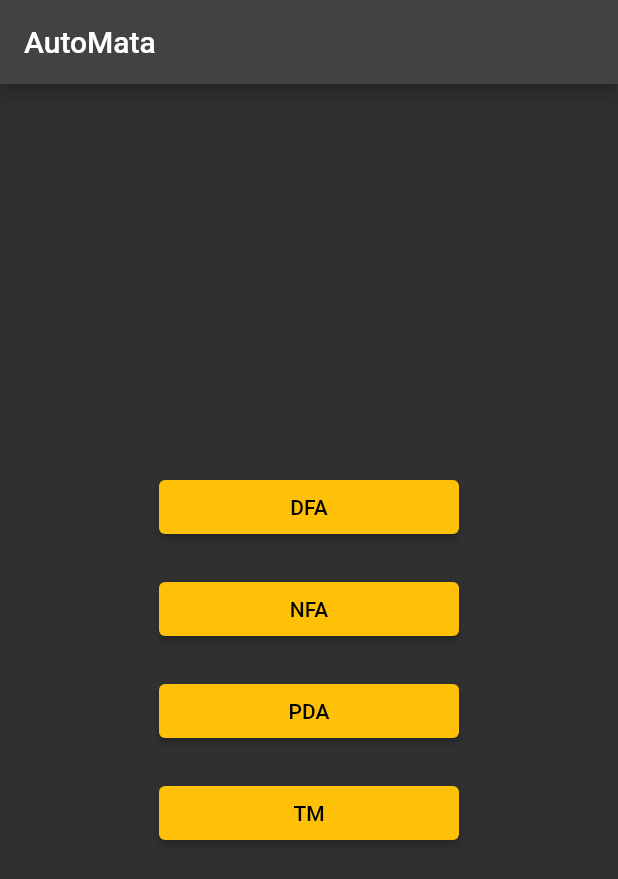
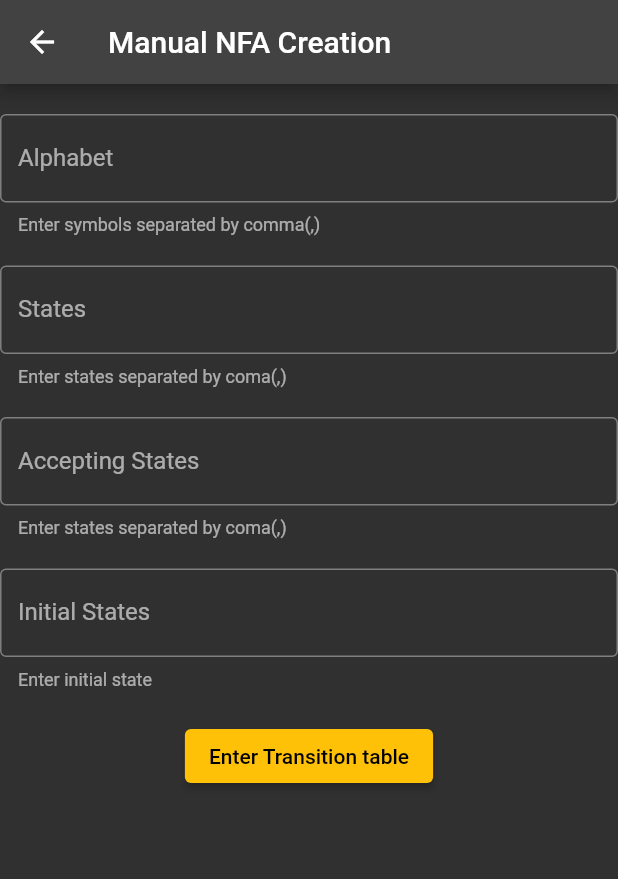
Before and after one commit to DevUt/AutoMata, a Flutter app: the screen it shows after launch, after a tap on "NFA", on a phone screen of 412 x 824 dp. Shown: the top 879 px of the screen. Run offline on Flutter 3.47's test engine with Material 2 defaults, Android fonts, the phone set to English and light mode, and no system bars; missing offline and left inert: automata_library, linked_scroll_controller.

Commit message:
Added NFA and it's functionality

```diff
--- /dev/null
+++ b/lib/NFA/creation/nfa_create_manual.dart
@@ -0,0 +1,128 @@
+import 'package:flutter/material.dart';
+import 'package:automata/NFA/creation/nfa_enter_transition_table.dart';
+
+class NFACreateManual extends StatefulWidget {
+  const NFACreateManual({super.key});
+
+  @override
+  State<NFACreateManual> createState() => _NFACreateManualState();
+}
+
+class _NFACreateManualState extends State<NFACreateManual> {
+  @override
+  Widget build(BuildContext context) {
+    return Scaffold(
+      appBar: AppBar(
+        title: const Text("Manual NFA Creation"),
+      ),
+      body: SingleChildScrollView(
+        scrollDirection: Axis.vertical,
+        child: Column(
+          children: [
+            const SizedBox(
+              height: 20,
+            ),
+            alphabetInput(),
+            const SizedBox(
+              height: 20,
+            ),
+            stateInput(),
+            const SizedBox(
+              height: 20,
+            ),
+            acceptingStateInput(),
+            const SizedBox(
+              height: 20,
+            ),
+            initialStateInput(),
+            const SizedBox(
+              height: 20,
+            ),
+            enterTransitionFunctionButton(),
+          ],
+        ),
+      ),
+    );
+  }
+
+  ///Controller for alphabet input
+  final alphabetInputController_ = TextEditingController();
+
+  ///Controller for state Input
+  final stateInputController_ = TextEditingController();
+
+  ///Controller for accepting state input
+  final acceptingStateInputController_ = TextEditingController();
+
+  ///Controller for accepting state input
+  final initialStateInputController_ = TextEditingController();
+
+  /// TextFormField for alphabet of the NFA. Currently we expect a comma
+  /// separated list of symbols.
+  Widget alphabetInput() {
+    return TextFormField(
+      controller: alphabetInputController_,
+      decoration: const InputDecoration(
+        labelText: "Alphabet",
+        helperText: "Enter symbols separated by comma(,)",
+        border: OutlineInputBorder(),
+      ),
+    );
+  }
+
+  /// TextFormField for states of the NFA. Currently we expect a comma
+  /// separated list of symbols
+  Widget stateInput() {
+    return TextFormField(
+      controller: stateInputController_,
+      decoration: const InputDecoration(
+        labelText: "States",
+        helperText: "Enter states separated by coma(,)",
+        border: OutlineInputBorder(),
+      ),
+    );
+  }
+
+  /// TextFormField for accepting states of the NFA. Currently we expect a comma
+  /// separated list of symbols
+  Widget acceptingStateInput() {
+    return TextFormField(
+      controller: acceptingStateInputController_,
+      decoration: const InputDecoration(
+        labelText: "Accepting States",
+        helperText: "Enter states separated by coma(,)",
+        border: OutlineInputBorder(),
+      ),
+    );
+  }
+
+  /// TextFormField for initial state of the NFA.
+  Widget initialStateInput() {
+    return TextFormField(
+      controller: initialStateInputController_,
+      decoration: const InputDecoration(
+        labelText: "Initial States",
+        helperText: "Enter initial state",
+        border: OutlineInputBorder(),
+      ),
+    );
+  }
+
+  /// Button to enter transition function page
+  Widget enterTransitionFunctionButton() {
+    return ElevatedButton(
+      onPressed: () {
+        Navigator.push(
+            context,
+            MaterialPageRoute(
+                builder: (context) => NFAEnterTransitionTable(
+                    alphabet: alphabetInputController_.text.split(","),
+                    states: stateInputController_.text.split(","),
+                    acceptingStates:
+                        acceptingStateInputController_.text.split(","),
+                    initialState: initialStateInputController_.text)));
+      },
+      child: const Text("Enter Transition table"),
+    );
+  }
+}
--- /dev/null
+++ b/lib/NFA/nfa.dart
@@ -0,0 +1 @@
+export 'creation/nfa_create_manual.dart';
--- a/lib/main.dart
+++ b/lib/main.dart
@@ -1,5 +1,6 @@
 import 'package:flutter/material.dart';
 import 'package:automata/DFA/dfa.dart';
+import 'package:automata/NFA/nfa.dart';
 
 void main() {
   runApp(const MyApp());
@@ -56,7 +57,14 @@ class _HomePageState extends State<HomePage> {
             child: Container(
               margin: const EdgeInsets.all(10),
               width: 200,
-              child: ElevatedButton(onPressed: () {}, child: const Text("NFA")),
+              child: ElevatedButton(
+                  onPressed: () {
+                    Navigator.push(
+                        context,
+                        MaterialPageRoute(
+                            builder: (context) => const NFACreateManual()));
+                  },
+                  child: const Text("NFA")),
             ),
           ),
           Center(
```
Also changed, not shown: lib/NFA/creation/nfa_enter_transition_table.dart (added, +129 -0 lines), lib/NFA/options/option.dart (added, +382 -0 lines), pubspec.lock.
